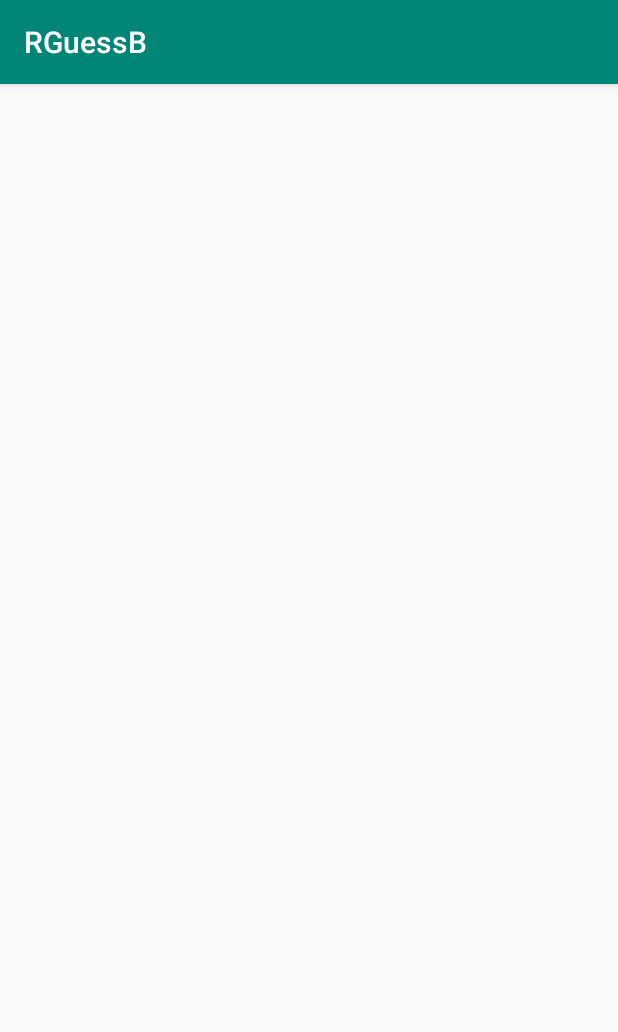
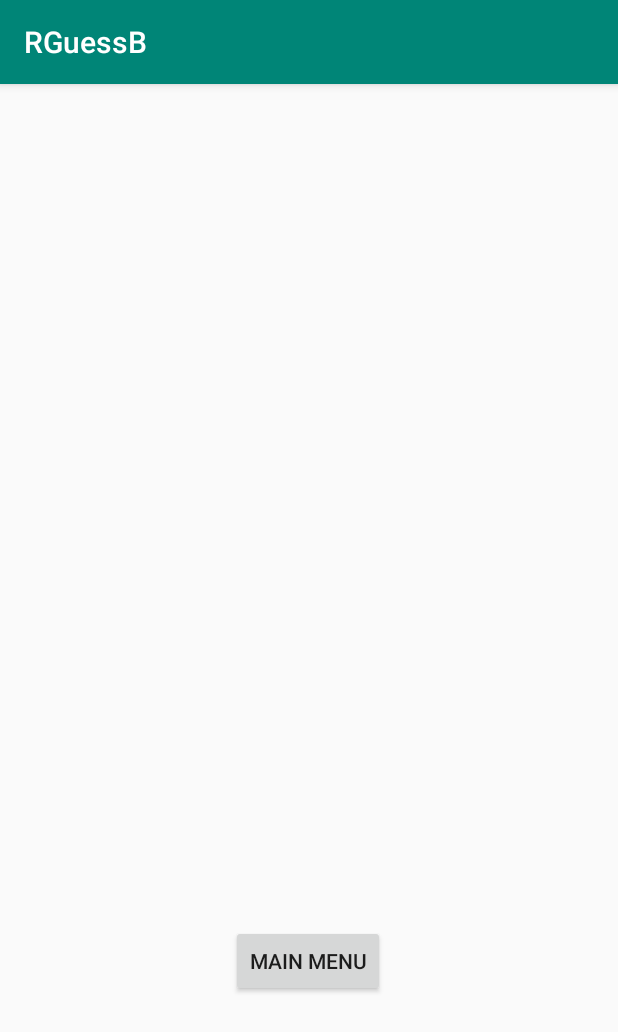
Before and after one commit to philipa18/RGuessB, an Android app: the ScoreActivity screen opened directly, with no data from a screen before it, on a phone screen of 412 x 824 dp. Shown: the top 1032 px of the screen. Run offline under Robolectric (Android 15) with nearby library versions, the phone set to English and light mode, and no system bars.

Commit message:
Implemented submission of user input and the subsequent view of the score. Navigation back to main menu. Game should now be playable!

```diff
--- a/app/src/main/java/com/example/rguessb/ScoreActivity.java
+++ b/app/src/main/java/com/example/rguessb/ScoreActivity.java
@@ -1,7 +1,10 @@
 package com.example.rguessb;
 
+import android.content.Intent;
 import android.support.v7.app.AppCompatActivity;
 import android.os.Bundle;
+import android.view.View;
+import android.widget.TextView;
 
 public class ScoreActivity extends AppCompatActivity {
 
@@ -9,5 +12,15 @@ public class ScoreActivity extends AppCompatActivity {
     protected void onCreate(Bundle savedInstanceState) {
         super.onCreate(savedInstanceState);
         setContentView(R.layout.activity_score);
+
+        Intent intent = getIntent();
+        String scoreText  = intent.getStringExtra("com.example.rguessb.score");
+        TextView scoreView = findViewById(R.id.scoreView);
+        scoreView.setText(scoreText);
+    }
+
+    public void toMenu(View view){
+        Intent intent = new Intent(this, MainActivity.class);
+        startActivity(intent);
     }
 }
--- a/app/src/main/res/layout/activity_game.xml
+++ b/app/src/main/res/layout/activity_game.xml
@@ -44,6 +44,7 @@
         android:layout_width="wrap_content"
         android:layout_height="wrap_content"
         android:layout_marginBottom="16dp"
+        android:onClick="endRound"
         android:text="Submit"
         app:layout_constraintBottom_toBottomOf="parent"
         app:layout_constraintEnd_toEndOf="parent"
--- a/app/src/main/res/layout/activity_score.xml
+++ b/app/src/main/res/layout/activity_score.xml
@@ -6,4 +6,29 @@
     android:layout_height="match_parent"
     tools:context=".ScoreActivity">
 
+    <TextView
+        android:id="@+id/scoreView"
+        android:layout_width="155dp"
+        android:layout_height="34dp"
+        android:layout_marginTop="8dp"
+        android:layout_marginBottom="8dp"
+        android:text="Score: ERROR"
+        app:layout_constraintBottom_toBottomOf="parent"
+        app:layout_constraintEnd_toEndOf="parent"
+        app:layout_constraintStart_toStartOf="parent"
+        app:layout_constraintTop_toTopOf="parent" />
+
+    <Button
+        android:id="@+id/button2"
+        android:layout_width="wrap_content"
+        android:layout_height="wrap_content"
+        android:layout_marginTop="8dp"
+        android:layout_marginBottom="8dp"
+        android:onClick="toMenu"
+        android:text="Main Menu"
+        app:layout_constraintBottom_toBottomOf="parent"
+        app:layout_constraintEnd_toEndOf="parent"
+        app:layout_constraintHorizontal_bias="0.498"
+        app:layout_constraintStart_toStartOf="parent"
+        app:layout_constraintTop_toBottomOf="@+id/scoreView" />
 </android.support.constraint.ConstraintLayout>
--- a/build.gradle
+++ b/build.gradle
@@ -7,7 +7,7 @@ buildscript {
 
     }
     dependencies {
-        classpath 'com.android.tools.build:gradle:3.3.0'
+        classpath 'com.android.tools.build:gradle:3.3.1'
 
         // NOTE: Do not place your application dependencies here; they belong
         // in the individual module build.gradle files
```
Also changed, not shown: app/src/main/java/com/example/rguessb/GameActivity.java (+13 -1 lines).
